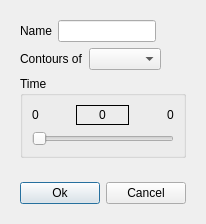
First picture: the form in baramFlow/view/results/visual_reports/contour_dialog.ui, repository nextfoam/baram, before the edit.
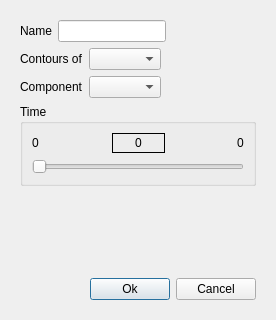
Second picture: the form after the edit. Custom widgets are drawn as their Qt base class.

```diff
--- a/baramFlow/view/results/visual_reports/contour_dialog.ui
+++ b/baramFlow/view/results/visual_reports/contour_dialog.ui
@@ -6,8 +6,8 @@
    <rect>
     <x>0</x>
     <y>0</y>
-    <width>198</width>
-    <height>217</height>
+    <width>276</width>
+    <height>320</height>
    </rect>
   </property>
   <property name="windowTitle">
@@ -99,6 +99,47 @@
         </layout>
        </widget>
       </item>
+      <item>
+       <widget class="QWidget" name="widget_5" native="true">
+        <layout class="QHBoxLayout" name="horizontalLayout_3">
+         <property name="leftMargin">
+          <number>0</number>
+         </property>
+         <property name="topMargin">
+          <number>0</number>
+         </property>
+         <property name="rightMargin">
+          <number>0</number>
+         </property>
+         <property name="bottomMargin">
+          <number>0</number>
+         </property>
+         <item>
+          <widget class="QLabel" name="label_3">
+           <property name="text">
+            <string>Component</string>
+           </property>
+          </widget>
+         </item>
+         <item>
+          <widget class="VectorComponentComboBox" name="vectorComponent"/>
+         </item>
+         <item>
+          <spacer name="horizontalSpacer_8">
+           <property name="orientation">
+            <enum>Qt::Horizontal</enum>
+           </property>
+           <property name="sizeHint" stdset="0">
+            <size>
+             <width>40</width>
+             <height>20</height>
+            </size>
+           </property>
+          </spacer>
+         </item>
+        </layout>
+       </widget>
+      </item>
       <item>
        <widget class="QGroupBox" name="groupBox">
         <property name="title">
@@ -261,6 +302,11 @@
    <extends>QComboBox</extends>
    <header>widgets.python_combo_box</header>
   </customwidget>
+  <customwidget>
+   <class>VectorComponentComboBox</class>
+   <extends>QComboBox</extends>
+   <header>baramFlow.view.widgets.vector_component_combo_box</header>
+  </customwidget>
  </customwidgets>
  <resources/>
  <connections/>
```
